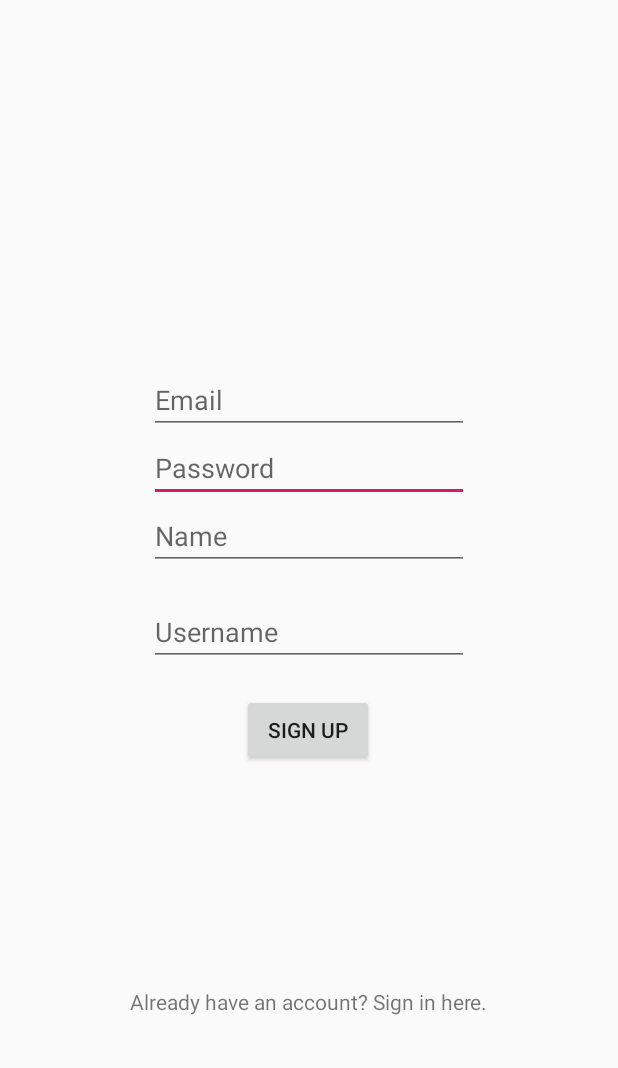
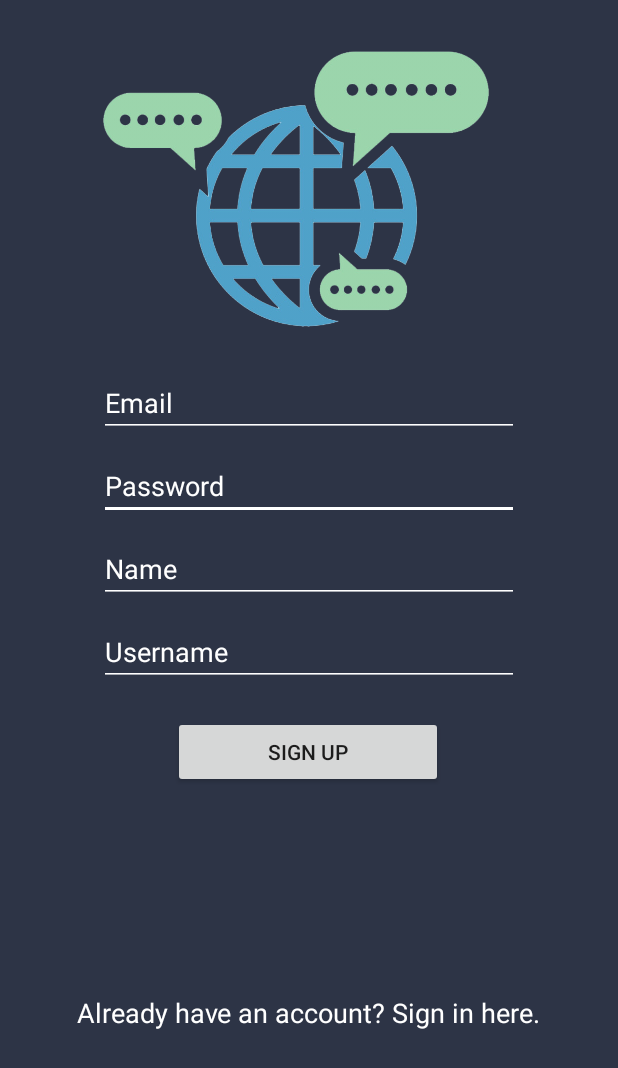
Before and after one commit to Shoflowers/Travel-Buddy, an Android app: the layout signup.xml on its own in the app's theme, with its tools: preview values and no code run, on a phone screen of 412 x 824 dp. Shown: the top 1068 px of the screen. Run offline under Robolectric (Android 15) with nearby library versions, the phone set to English and light mode, and no system bars.

Commit message:
sign up page fix

```diff
--- a/app/src/main/AndroidManifest.xml
+++ b/app/src/main/AndroidManifest.xml
@@ -20,6 +20,7 @@
         <activity android:name=".CountriesActivity" />
         <activity android:name=".ForumActivity" />
         <activity android:name=".HomeActivity" />
+        <activity android:name=".SignUp" />
         <activity android:name=".LoginActivity">
             <intent-filter>
                 <action android:name="android.intent.action.MAIN" />
--- a/app/src/main/java/com/example/travelbuddy/LoginActivity.java
+++ b/app/src/main/java/com/example/travelbuddy/LoginActivity.java
@@ -96,7 +96,7 @@ public class LoginActivity extends AppCompatActivity {
         tvSignUp.setOnClickListener(new View.OnClickListener() {
             @Override
             public void onClick(View view) {
-                Intent intSignUp = new Intent(LoginActivity.this, HomeActivity.class);
+                Intent intSignUp = new Intent(LoginActivity.this, SignUp.class);
                 startActivity(intSignUp);
             }
         });
--- a/app/src/main/res/layout/signup.xml
+++ b/app/src/main/res/layout/signup.xml
@@ -4,48 +4,58 @@
     xmlns:tools="http://schemas.android.com/tools"
     android:layout_width="match_parent"
     android:layout_height="match_parent"
+    android:background="#2D3446"
     tools:context=".SignUp">
 
     <Button
         android:id="@+id/logInButton"
-        android:layout_width="wrap_content"
+        android:layout_width="180dp"
         android:layout_height="wrap_content"
-        android:layout_marginTop="128dp"
+        android:layout_marginTop="20dp"
         android:onClick="SignUpButton"
         android:text="Sign Up"
         app:layout_constraintEnd_toEndOf="parent"
         app:layout_constraintHorizontal_bias="0.498"
         app:layout_constraintStart_toStartOf="parent"
-        app:layout_constraintTop_toBottomOf="@+id/pwdText" />
+        app:layout_constraintTop_toBottomOf="@+id/usernameText" />
 
     <EditText
         android:id="@+id/pwdText"
-        android:layout_width="wrap_content"
+        android:layout_width="280dp"
         android:layout_height="wrap_content"
+        android:layout_marginTop="10dp"
+        android:backgroundTint="#ffffff"
         android:ems="10"
         android:hint="Password"
         android:inputType="textPassword"
+        android:textColor="#ffffff"
+        android:textColorHint="#ffffff"
         app:layout_constraintEnd_toEndOf="parent"
         app:layout_constraintStart_toStartOf="parent"
         app:layout_constraintTop_toBottomOf="@+id/emailText" />
 
     <EditText
         android:id="@+id/emailText"
-        android:layout_width="wrap_content"
+        android:layout_width="280dp"
         android:layout_height="wrap_content"
-        android:layout_marginTop="244dp"
+        android:layout_marginTop="20dp"
+        android:backgroundTint="#ffffff"
         android:ems="10"
         android:hint="Email"
         android:inputType="textEmailAddress"
+        android:textColor="#ffffff"
+        android:textColorHint="#ffffff"
         app:layout_constraintEnd_toEndOf="parent"
         app:layout_constraintStart_toStartOf="parent"
-        app:layout_constraintTop_toTopOf="parent" />
+        app:layout_constraintTop_toBottomOf="@+id/imageView2" />
 
     <TextView
         android:id="@+id/textView2"
         android:layout_width="wrap_content"
         android:layout_height="wrap_content"
         android:text="Already have an account? Sign in here."
+        android:textColor="#ffffff"
+        android:textSize="18sp"
         app:layout_constraintBottom_toBottomOf="parent"
         app:layout_constraintEnd_toEndOf="parent"
         app:layout_constraintStart_toStartOf="parent"
@@ -53,24 +63,42 @@
 
     <EditText
         android:id="@+id/nameText"
-        android:layout_width="wrap_content"
+        android:layout_width="280dp"
         android:layout_height="wrap_content"
+        android:layout_marginTop="10dp"
+        android:backgroundTint="#ffffff"
         android:ems="10"
         android:hint="Name"
         android:inputType="textEmailAddress"
+        android:textColor="#ffffff"
+        android:textColorHint="#ffffff"
         app:layout_constraintEnd_toEndOf="parent"
         app:layout_constraintStart_toStartOf="parent"
         app:layout_constraintTop_toBottomOf="@+id/pwdText" />
 
     <EditText
         android:id="@+id/usernameText"
-        android:layout_width="wrap_content"
+        android:layout_width="280dp"
         android:layout_height="wrap_content"
+        android:layout_marginTop="10dp"
+        android:backgroundTint="#ffffff"
         android:ems="10"
         android:hint="Username"
         android:inputType="textEmailAddress"
-        app:layout_constraintBottom_toTopOf="@+id/logInButton"
+        android:textColor="#ffffff"
+        android:textColorHint="#ffffff"
         app:layout_constraintEnd_toEndOf="parent"
         app:layout_constraintStart_toStartOf="parent"
         app:layout_constraintTop_toBottomOf="@+id/nameText" />
+
+    <ImageView
+        android:id="@+id/imageView2"
+        android:layout_width="300dp"
+        android:layout_height="210dp"
+        android:layout_marginTop="16dp"
+        app:layout_constraintEnd_toEndOf="parent"
+        app:layout_constraintHorizontal_bias="0.414"
+        app:layout_constraintStart_toStartOf="parent"
+        app:layout_constraintTop_toTopOf="parent"
+        app:srcCompat="@drawable/logo" />
 </androidx.constraintlayout.widget.ConstraintLayout>
```
